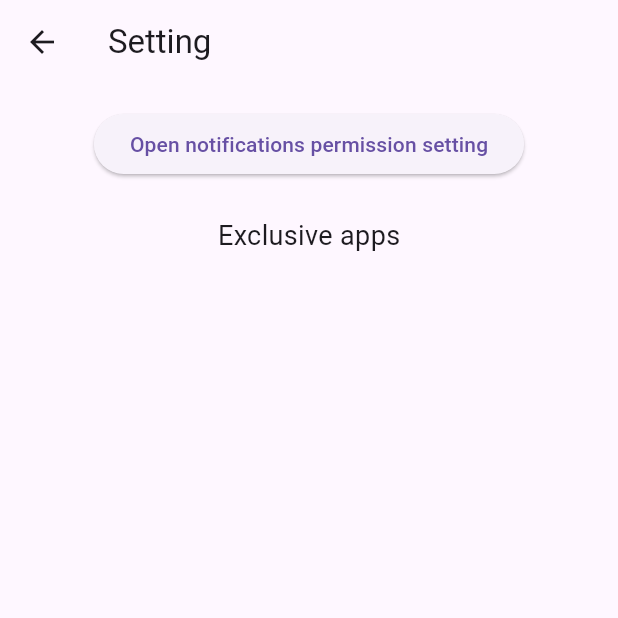
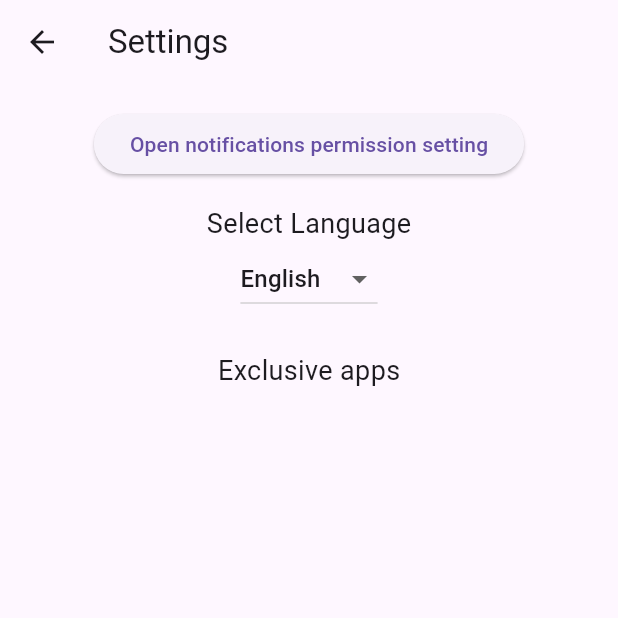
Before and after one commit to kipfuho/notifsaver, a Flutter app: the SettingsPage screen opened directly, after a tap on "Open notifications permission setting", on a phone screen of 412 x 824 dp, the top half of it. Run offline on Flutter 3.47's test engine with Material 3 defaults, Android fonts, the phone set to English and light mode, and no system bars; our stand-ins replace firebase_auth, firebase_core, get, google_sign_in, hive, hive_flutter and 2 more; missing offline and left inert: googleapis, workmanager; accounts and stored records are empty; generated files the repository leaves out were written again.

```diff
--- /dev/null
+++ b/lib/l10n/intl_en.arb
@@ -0,0 +1,8 @@
+{
+  "settings.title": "Settings",
+  "settings.openNotificationSetting": "Open notifications permission settings",
+  "settings.selectLangugage": "Select Language",
+  "settings.exclusiveApps": "Apps to not read notifications from",
+  "greeting": "Hello!",
+  "welcome_message": "Welcome to the Flutter App."
+}
--- /dev/null
+++ b/lib/l10n/intl_vi.arb
@@ -0,0 +1,8 @@
+{
+  "settings_title": "Cài đặt",
+  "settings.openNotificationSetting": "Mở cài đặt quyền truy cập thông báo",
+  "settings.selectLangugage": "Chọn ngôn ngữ",
+  "settings.exclusiveApps": "Các ứng dụng không cho phép đọc thông báo",
+  "greeting": "Hello!",
+  "welcome_message": "Welcome to the Flutter App."
+}
--- a/lib/pages/home.dart
+++ b/lib/pages/home.dart
@@ -65,8 +65,7 @@ class _HomeScreenState extends State<HomeScreen> {
               // Navigate to ExclusiveAppSettingsPage
               Navigator.push(
                 context,
-                MaterialPageRoute(
-                    builder: (context) => const SettingsPage()),
+                MaterialPageRoute(builder: (context) => const SettingsPage()),
               );
             },
           ),
--- a/lib/pages/setting.dart
+++ b/lib/pages/setting.dart
@@ -1,7 +1,11 @@
+import 'package:shared_preferences/shared_preferences.dart';
+import 'package:prj3/controllers/locale_controller.dart';
+import 'package:prj3/widgets/notification_icon.dart';
+import 'package:prj3/utils/app_manager.dart';
+import 'package:prj3/platform_channel.dart';
 import 'package:flutter/material.dart';
-import 'package:prj3/platform_channel.dart';
-import 'package:prj3/utils/app_manager.dart';
-import 'package:prj3/widgets/notification_icon.dart';
+import 'package:intl/intl.dart';
+import 'package:get/get.dart';
 
 class SettingsPage extends StatefulWidget {
   const SettingsPage({super.key});
@@ -14,11 +18,14 @@ class _SettingsPageState extends State<SettingsPage> {
   List<String> allApps = [];
   List<String> exclusiveApps = [];
   List<String> selectedApps = [];
+  Locale _currentLocale = const Locale('en', 'US');
+  final LocaleController localeController = Get.find();
 
   @override
   void initState() {
     super.initState();
     _loadAppData();
+    _loadLocale();
   }
 
   Future<void> _loadAppData() async {
@@ -34,6 +41,23 @@ class _SettingsPageState extends State<SettingsPage> {
     } catch (e) {
       print("Error loading apps: $e");
     }
+  }
+
+  Future<void> _loadLocale() async {
+    final SharedPreferences prefs = await SharedPreferences.getInstance();
+    final String? localeString = prefs.getString('locale');
+    if (localeString != null) {
+      final localeParts = localeString.split('_');
+      setState(() {
+        _currentLocale = Locale(localeParts[0], localeParts[1]);
+      });
+    }
+  }
+
+  Future<void> _saveLocale(Locale locale) async {
+    final SharedPreferences prefs = await SharedPreferences.getInstance();
+    prefs.setString('locale', locale.toString());
+    localeController.changeLocale(locale.languageCode, locale.countryCode);
   }
 
   void _toggleAppSelection(String packageName, bool isSelected) {
@@ -52,24 +76,50 @@ class _SettingsPageState extends State<SettingsPage> {
   Widget build(BuildContext context) {
     return Scaffold(
         appBar: AppBar(
-          title: const Text("Setting"),
+          title: Text(Intl.message('settings_title', name: 'settings_title')),
         ),
         body: Column(
           children: [
             Padding(
               padding: const EdgeInsets.all(8.0),
               child: Column(
-                crossAxisAlignment: CrossAxisAlignment.start,
+                crossAxisAlignment: CrossAxisAlignment.center,
                 children: [
-                  const SizedBox(
-                      height: 8), // Add space between label and button
-                  // Button
+                  const SizedBox(height: 8),
+                  // Button to open notifications permission setting
                   ElevatedButton(
                     onPressed: () {
-                      // Add your button's action here
-                      print("Button Pressed!");
+                      PlatformChannels.openNotificationSettings();
                     },
                     child: const Text('Open notifications permission setting'),
+                  ),
+                  const SizedBox(height: 16),
+                  // Language Selector Dropdown
+                  const Text(
+                    'Select Language',
+                    style: TextStyle(fontSize: 18),
+                  ),
+                  DropdownButton<Locale>(
+                    value: _currentLocale,
+                    onChanged: (Locale? newLocale) async {
+                      if (newLocale != null) {
+                        setState(() {
+                          _currentLocale = newLocale;
+                        });
+                        await _saveLocale(newLocale);
+                      }
+                    },
+                    items: const [
+                      DropdownMenuItem(
+                        value: Locale('en', 'US'),
+                        child: Text('English'),
+                      ),
+                      DropdownMenuItem(
+                        value: Locale('vi', 'VN'),
+                        child: Text('Việt Nam'),
+                      ),
+                      // Add other languages here
+                    ],
                   ),
                 ],
               ),
--- a/lib/states_inject.dart
+++ b/lib/states_inject.dart
@@ -1,6 +1,7 @@
 import 'package:get/get.dart';
 import 'package:prj3/controllers/notification_controller.dart';
 import 'package:prj3/controllers/user_controller.dart';
+import 'package:prj3/controllers/locale_controller.dart';
 
 class StateManagementInjection {
   // Method to initialize all controllers and other dependencies
@@ -10,5 +11,8 @@ class StateManagementInjection {
 
     // Initialize NotificationController
     Get.put(NotificationController());
+
+    // Initialize LocaleController
+    Get.put(LocaleController());
   }
 }
```
Also changed, not shown: lib/controllers/locale_controller.dart (added, +38 -0 lines), lib/main.dart (+12 -0 lines), lib/utils/locale_manager.dart (added, +24 -0 lines), pubspec.yaml (+6 -4 lines), lib/generated/intl/messages_all.dart (added), lib/generated/intl/messages_en.dart (added), lib/generated/intl/messages_vi.dart (added), lib/generated/l10n.dart (added), pubspec.lock, 1 other file.
